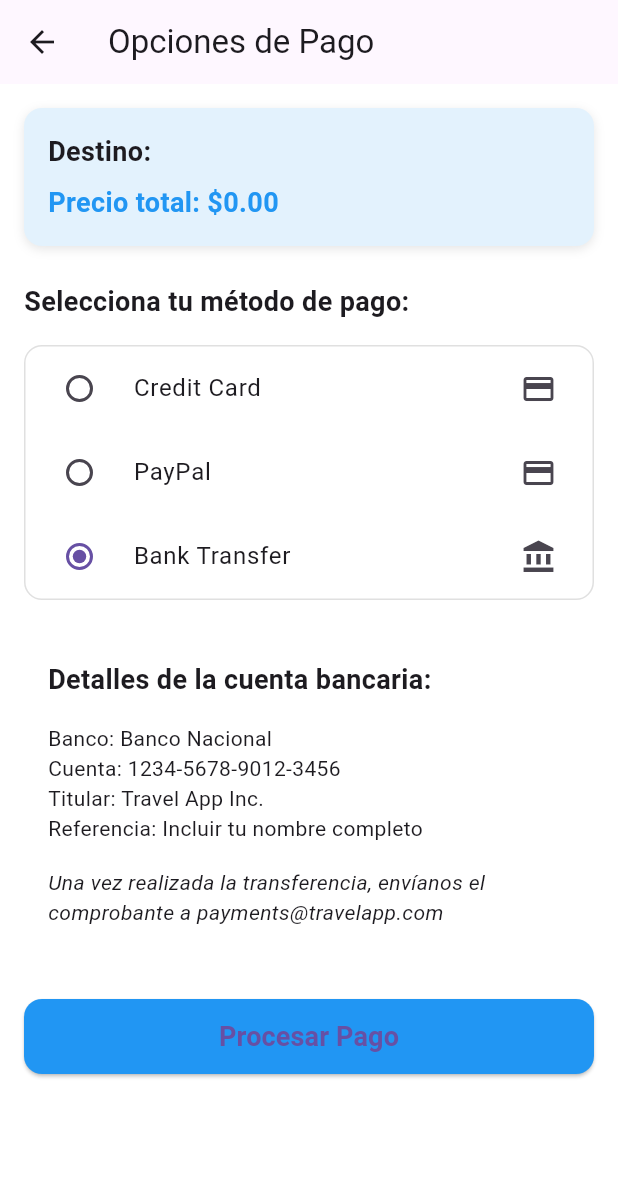
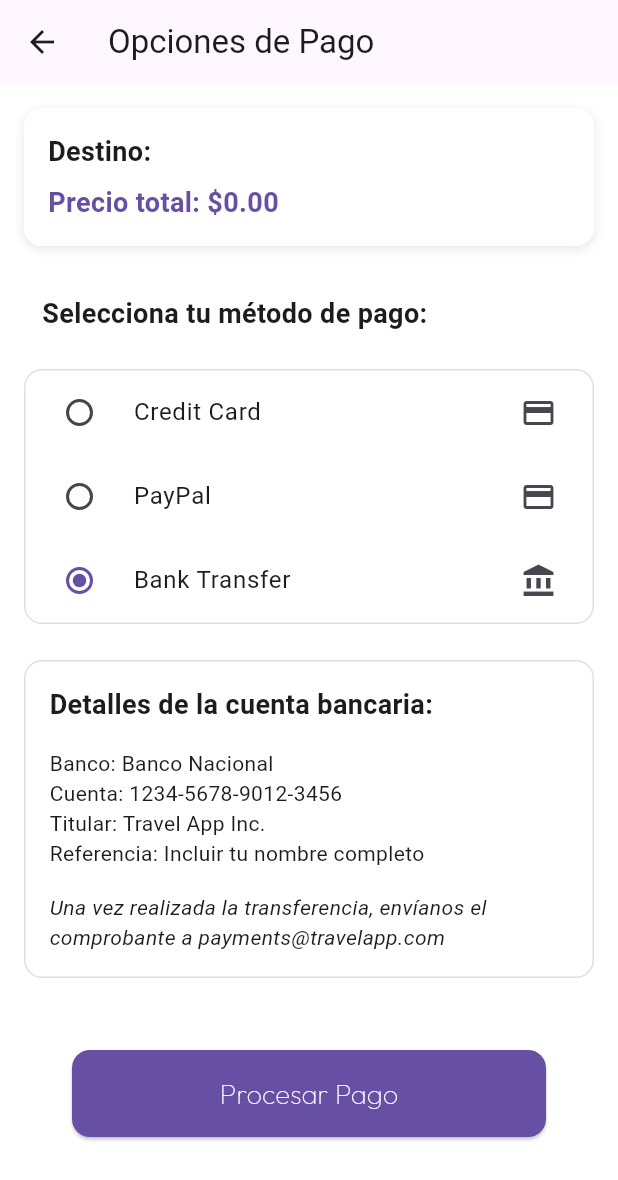
Before and after one commit to jfranuwu/Tarea_1_pmsn2025, a Flutter app: the PaymentScreen screen opened directly with empty values, after a tap on "PayPal", after a tap on "Bank Transfer", on a phone screen of 412 x 824 dp. Shown: the top 1180 px of the screen. Run offline on Flutter 3.47's test engine with Material 3 defaults, Android fonts, the phone set to English and light mode, and no system bars; our stand-ins replace google_fonts; missing offline and left inert: country_flags.

Commit message:
Versión final

```diff
--- a/lib/screens/paid.dart
+++ b/lib/screens/paid.dart
@@ -1,4 +1,5 @@
 import 'package:flutter/material.dart';
+import '../utils/app_fonts.dart';
 
 class PaymentScreen extends StatefulWidget {
   final String destinationName;
@@ -72,6 +73,8 @@ class _PaymentScreenState extends State<PaymentScreen> {
             decoration: const InputDecoration(
               labelText: 'Nombre en la tarjeta',
               border: OutlineInputBorder(),
+              filled: true,
+              fillColor: Colors.white,
             ),
             validator: (value) {
               if (value == null || value.isEmpty) {
@@ -86,6 +89,8 @@ class _PaymentScreenState extends State<PaymentScreen> {
             decoration: const InputDecoration(
               labelText: 'Número de tarjeta',
               border: OutlineInputBorder(),
+              filled: true,
+              fillColor: Colors.white,
             ),
             keyboardType: TextInputType.number,
             validator: (value) {
@@ -106,6 +111,8 @@ class _PaymentScreenState extends State<PaymentScreen> {
                   decoration: const InputDecoration(
                     labelText: 'Fecha de expiración (MM/AA)',
                     border: OutlineInputBorder(),
+                    filled: true,
+                    fillColor: Colors.white,
                   ),
                   validator: (value) {
                     if (value == null || value.isEmpty) {
@@ -122,6 +129,8 @@ class _PaymentScreenState extends State<PaymentScreen> {
                   decoration: const InputDecoration(
                     labelText: 'CVV',
                     border: OutlineInputBorder(),
+                    filled: true,
+                    fillColor: Colors.white,
                   ),
                   keyboardType: TextInputType.number,
                   obscureText: true,
@@ -143,9 +152,14 @@ class _PaymentScreenState extends State<PaymentScreen> {
   }
 
   Widget _buildPayPalForm() {
-    return const Center(
-      child: Padding(
-        padding: EdgeInsets.all(16.0),
+    return Container(
+      padding: const EdgeInsets.all(16.0),
+      decoration: BoxDecoration(
+        color: Colors.white,
+        borderRadius: BorderRadius.circular(12),
+        border: Border.all(color: Colors.grey.shade300),
+      ),
+      child: const Center(
         child: Text(
           'Serás redirigido a PayPal para completar el pago',
           style: TextStyle(fontSize: 16),
@@ -156,8 +170,13 @@ class _PaymentScreenState extends State<PaymentScreen> {
   }
 
   Widget _buildBankTransferForm() {
-    return Padding(
+    return Container(
       padding: const EdgeInsets.all(16.0),
+      decoration: BoxDecoration(
+        color: Colors.white,
+        borderRadius: BorderRadius.circular(12),
+        border: Border.all(color: Colors.grey.shade300),
+      ),
       child: Column(
         crossAxisAlignment: CrossAxisAlignment.start,
         children: const [
@@ -195,14 +214,22 @@ class _PaymentScreenState extends State<PaymentScreen> {
 
   @override
   Widget build(BuildContext context) {
+    // Obtén el color de fondo del tema o usa uno predeterminado
+    final backgroundColor = Colors.white;
+
     return Scaffold(
+      backgroundColor: Colors.white, // Asegura que el fondo sea consistente
       appBar: AppBar(
         title: const Text('Opciones de Pago'),
         elevation: 0,
+        backgroundColor: Theme.of(context).appBarTheme.backgroundColor ??
+                          Theme.of(context).colorScheme.surface,
       ),
-      body: Stack(
-        children: [
-          SingleChildScrollView(
+      body: Container(
+        // Contenedor para toda la pantalla con color de fondo explícito
+        color: backgroundColor,
+        child: SafeArea(
+          child: SingleChildScrollView(
             padding: const EdgeInsets.all(16.0),
             child: Column(
               crossAxisAlignment: CrossAxisAlignment.start,
@@ -212,7 +239,7 @@ class _PaymentScreenState extends State<PaymentScreen> {
                   width: double.infinity,
                   padding: const EdgeInsets.all(16.0),
                   decoration: BoxDecoration(
-                    color: Colors.blue.shade50,
+                    color: Colors.white,
                     borderRadius: BorderRadius.circular(12),
                     boxShadow: [
                       BoxShadow(
@@ -235,10 +262,10 @@ class _PaymentScreenState extends State<PaymentScreen> {
                       const SizedBox(height: 8),
                       Text(
                         'Precio total: \$${widget.price.toStringAsFixed(2)}',
-                        style: const TextStyle(
+                        style: TextStyle(
                           fontSize: 18,
                           fontWeight: FontWeight.bold,
-                          color: Colors.blue,
+                          color: Theme.of(context).colorScheme.primary,
                         ),
                       ),
                     ],
@@ -248,11 +275,18 @@ class _PaymentScreenState extends State<PaymentScreen> {
                 const SizedBox(height: 24),
 
                 // Métodos de pago
-                const Text(
+                Container(
+                  padding: const EdgeInsets.symmetric(vertical: 8.0, horizontal: 12.0),
+                  decoration: BoxDecoration(
+                    color: Colors.white,
+                    borderRadius: BorderRadius.circular(8),
+                  ),
+                  child: const Text(
                     'Selecciona tu método de pago:',
                     style: TextStyle(
                       fontSize: 18,
                       fontWeight: FontWeight.bold,
+                    ),
                   ),
                 ),
                 const SizedBox(height: 16),
@@ -262,6 +296,7 @@ class _PaymentScreenState extends State<PaymentScreen> {
                   decoration: BoxDecoration(
                     borderRadius: BorderRadius.circular(12),
                     border: Border.all(color: Colors.grey.shade300),
+                    color: Colors.white,
                   ),
                   child: Column(
                     children: _paymentMethods.asMap().entries.map((entry) {
@@ -278,6 +313,7 @@ class _PaymentScreenState extends State<PaymentScreen> {
                           });
                         },
                         secondary: Icon(_getPaymentIcon(index)),
+                        activeColor: Theme.of(context).colorScheme.primary,
                       );
                     }).toList(),
                   ),
@@ -290,42 +326,48 @@ class _PaymentScreenState extends State<PaymentScreen> {
 
                 const SizedBox(height: 32),
 
-                // Botón de pago
-                SizedBox(
-                  width: double.infinity,
-                  height: 50,
+
+                Padding(
+                  padding: const EdgeInsets.symmetric(horizontal: 32.0, vertical: 16.0),
                   child: ElevatedButton(
                     onPressed: _isLoading ? null : _processPayment,
                     style: ElevatedButton.styleFrom(
-                      backgroundColor: Colors.blue,
+                      backgroundColor: Theme.of(context).colorScheme.primary,
                       shape: RoundedRectangleBorder(
                         borderRadius: BorderRadius.circular(12),
                       ),
+                      padding: EdgeInsets.zero, // Quitar padding interno del botón
                     ),
+                    child: Container(
+                      width: double.infinity,
+                      constraints: const BoxConstraints(minHeight: 50),
                       child: _isLoading
-                        ? const CircularProgressIndicator(color: Colors.white)
-                        : const Text(
+                          ? const Center(
+                              child: SizedBox(
+                                height: 24,
+                                width: 24,
+                                child: CircularProgressIndicator(
+                                  strokeWidth: 2.0,
+                                  valueColor: AlwaysStoppedAnimation<Color>(Colors.white),
+                                ),
+                              ),
+                            )
+                          : Center(
+                              child: Padding(
+                                padding: const EdgeInsets.symmetric(vertical: 16.0),
+                                child: Text(
                                   'Procesar Pago',
-                            style: TextStyle(
-                              fontSize: 18,
-                              fontWeight: FontWeight.bold,
+                                  style: AppFonts.botonInicio(18.0),
                                 ),
                               ),
                             ),
                     ),
-
-                const SizedBox(height: 24),
+                  ),
+                )
               ],
             ),
           ),
-          if (_isLoading)
-            Container(
-              color: Colors.black.withOpacity(0.3),
-              child: const Center(
-                child: CircularProgressIndicator(),
         ),
-            ),
-        ],
       ),
     );
   }
```
Lines whose indentation alone changed are shown as unchanged.
